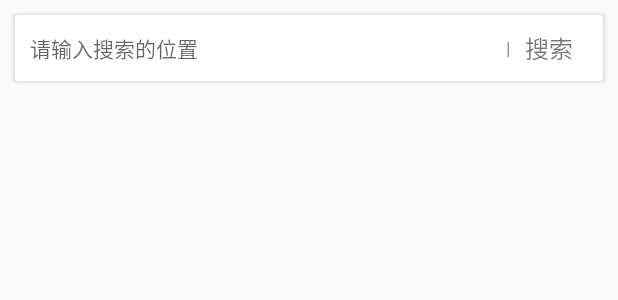
After one commit to haofighter/Show, an Android app: the layout activity_slelect_address.xml on its own in the app's theme, with its tools: preview values and no code run, on a phone screen of 412 x 824 dp. The commit adds this screen. Shown: the top 300 px of the screen. Run offline under Robolectric (Android 15) with nearby library versions, the phone set to English and light mode, and no system bars.

Commit message:
添加百度地图DEMO

```diff
--- a/app/src/main/java/com/myself/show/show/Ui/baiduMap/MyOrientationListener.java
+++ b/app/src/main/java/com/myself/show/show/Ui/baiduMap/MyOrientationListener.java
@@ -62,8 +62,7 @@ public class MyOrientationListener implements SensorEventListener{
             lastX=x;
         }
     }
-    public void setOnOrientationListener(OnOrientationListener listener)
-    {
+    public void setOnOrientationListener(OnOrientationListener listener) {
         mOnOrientationListener=listener;
     }
 
--- a/app/src/main/java/com/myself/show/show/Ui/home/GuideActivity.java
+++ b/app/src/main/java/com/myself/show/show/Ui/home/GuideActivity.java
@@ -75,7 +75,7 @@ public class GuideActivity extends ThemeBaseActivity {
 
     @OnClick(R.id.btn_start)
     public void onClick(View v) {
-        startActivity(HomeActivity.class);
+        startActivity(MainActivity.class,ActivityChangeAnimal.left);
         finish();
     }
 
@@ -108,7 +108,7 @@ public class GuideActivity extends ThemeBaseActivity {
         gvv.setOnCompletionListener(new MediaPlayer.OnCompletionListener() {
             @Override
             public void onCompletion(MediaPlayer mediaPlayer) {
-                startActivity(MainActivity.class,ActivityChangeAnimal.left);
+                startActivity(HomeActivity.class);
                 finish();
             }
         });
--- a/app/src/main/java/com/myself/show/show/base/AppConstant.java
+++ b/app/src/main/java/com/myself/show/show/base/AppConstant.java
@@ -17,4 +17,5 @@ public class AppConstant {
     public static boolean needAnimal = false;
 
 
+    public final static String  LOCATION_ADDRESS="定位成功";
 }
--- a/app/src/main/res/drawable/shape_white_coner_5.xml
+++ b/app/src/main/res/drawable/shape_white_coner_5.xml
@@ -2,7 +2,7 @@
 <shape android:shape="rectangle"
     xmlns:android="http://schemas.android.com/apk/res/android">
 
-    <corners android:radius="90dp"/>
+    <corners android:radius="5dp"/>
     <solid android:color="@color/white"/>
 
 
--- /dev/null
+++ b/app/src/main/res/layout/activity_slelect_address.xml
@@ -0,0 +1,53 @@
+<?xml version="1.0" encoding="utf-8"?>
+<LinearLayout xmlns:android="http://schemas.android.com/apk/res/android"
+    xmlns:app="http://schemas.android.com/apk/res-auto"
+    xmlns:tools="http://schemas.android.com/tools"
+    android:layout_width="match_parent"
+    android:layout_height="match_parent"
+    android:orientation="vertical"
+    tools:context="com.myself.show.show.Ui.baiduMap.test.SlelectAddressActivity">
+
+    <android.support.v7.widget.CardView
+        android:layout_width="match_parent"
+        android:layout_height="wrap_content"
+        android:layout_margin="10dp">
+
+        <LinearLayout
+            android:layout_width="match_parent"
+            android:layout_height="wrap_content"
+            android:gravity="center"
+            android:orientation="horizontal">
+
+            <EditText
+                android:layout_width="0dp"
+                android:layout_height="wrap_content"
+                android:layout_weight="1"
+                android:background="@null"
+                android:hint="请输入搜索的位置"
+                android:padding="10dp"
+                android:textSize="@dimen/text14" />
+
+            <TextView
+                android:layout_width="wrap_content"
+                android:layout_height="wrap_content"
+                android:text="|"
+                android:textSize="@dimen/text12" />
+
+            <TextView
+                android:id="@+id/search"
+                android:layout_width="wrap_content"
+                android:layout_height="wrap_content"
+                android:layout_marginRight="10dp"
+                android:padding="10dp"
+                android:text="搜索"
+                android:textSize="@dimen/text16" />
+        </LinearLayout>
+    </android.support.v7.widget.CardView>
+
+    <android.support.v7.widget.RecyclerView
+        android:id="@+id/recycleView"
+        android:layout_width="match_parent"
+        android:layout_height="match_parent"
+        android:padding="10dp"></android.support.v7.widget.RecyclerView>
+
+</LinearLayout>
```
Also changed, not shown: app/build.gradle (+6 -3 lines), app/src/main/AndroidManifest.xml (+25 -22 lines), app/src/main/java/com/myself/show/show/Ui/MainActivity.java (+4 -3 lines), app/src/main/java/com/myself/show/show/Ui/baiduMap/BaiduGuideActivity.java (+15 -0 lines), app/src/main/java/com/myself/show/show/Ui/baiduMap/test/BaiduUtils.java (added, +63 -0 lines), app/src/main/java/com/myself/show/show/Ui/baiduMap/test/LocationLisener.java (added, +11 -0 lines), app/src/main/java/com/myself/show/show/Ui/baiduMap/test/SlelectAddressActivity.java (added, +72 -0 lines), app/src/main/java/com/myself/show/show/Ui/baiduMap/test/TestMapActivity.java (added, +107 -0 lines), app/src/main/java/com/myself/show/show/base/App.java (+109 -21 lines), app/src/main/java/com/myself/show/show/base/ThemeBaseActivity.java (+10 -1 lines), app/src/main/res/drawable/shape_black_margin.xml (added, +11 -0 lines), app/src/main/res/layout/activity_main.xml (+8 -0 lines), app/src/main/res/layout/activity_test_map.xml (added, +38 -0 lines), app/src/main/res/mipmap-hdpi/location.png (added).
